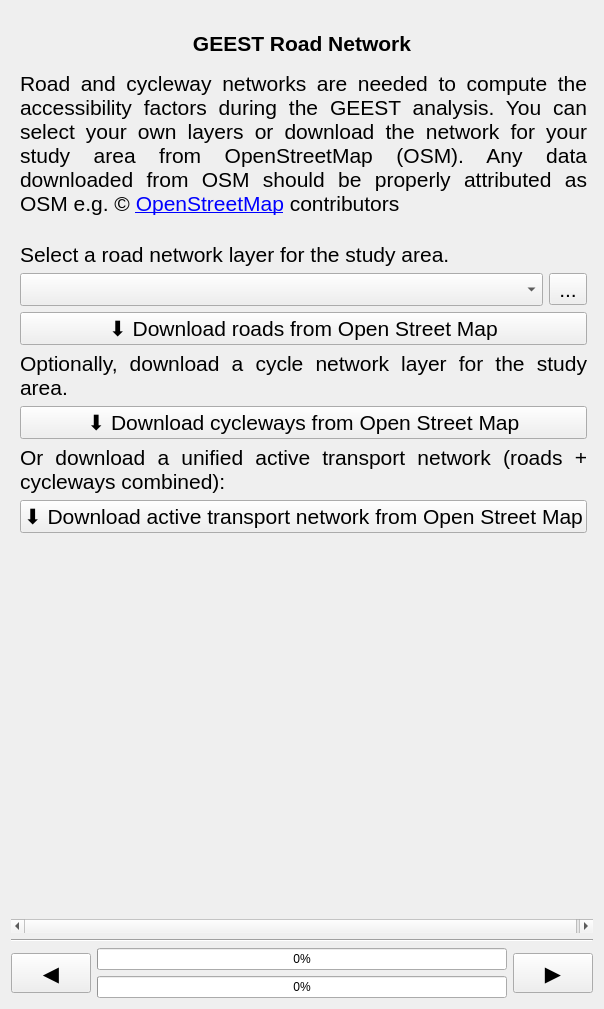
This is geest/ui/road_network_panel_base.ui in worldbank/GEEST as Qt 5 draws it before an edit. The edited form follows.
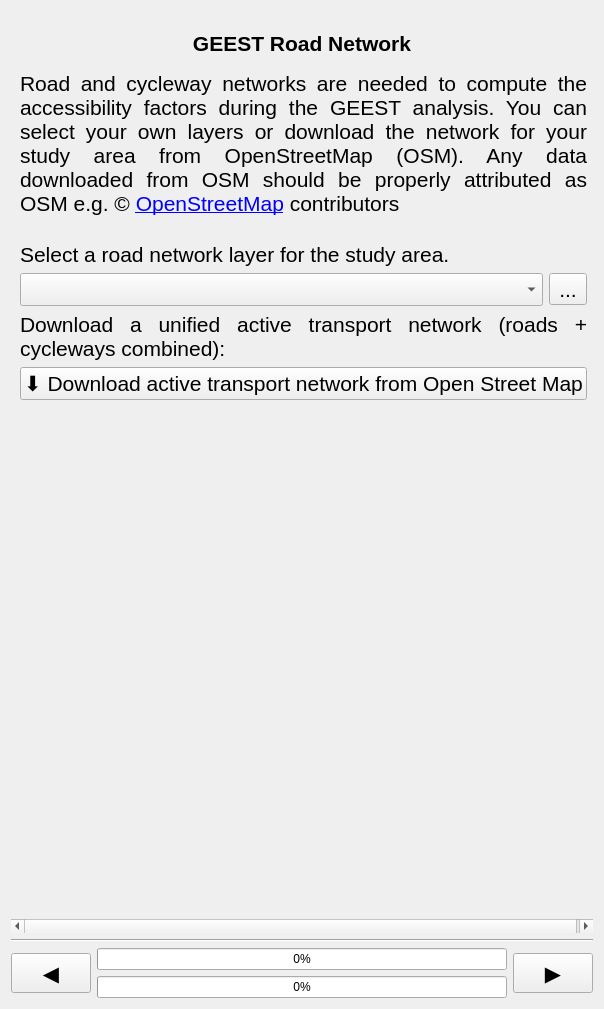
This is the edited form. Icons and pictures are not drawn. Custom widgets are drawn as their Qt base class.

Commit message: Refactor OSM transport workflow to unify active transport handling and remove deprecated road and cycleway options

```diff
--- a/geest/ui/road_network_panel_base.ui
+++ b/geest/ui/road_network_panel_base.ui
@@ -248,51 +248,6 @@
         </layout>
        </item>
        <item row="4" column="0" colspan="2">
-        <widget class="QPushButton" name="download_road_layer_button">
-         <property name="font">
-          <font>
-           <pointsize>16</pointsize>
-          </font>
-         </property>
-         <property name="text">
-          <string>⬇️ Download roads from Open Street Map</string>
-         </property>
-        </widget>
-       </item>
-       <item row="5" column="0" colspan="2">
-        <widget class="QLabel" name="description5">
-         <property name="font">
-          <font>
-           <pointsize>16</pointsize>
-          </font>
-         </property>
-         <property name="text">
-          <string>Optionally, download a cycle network layer for the study area.</string>
-         </property>
-         <property name="textFormat">
-          <enum>Qt::MarkdownText</enum>
-         </property>
-         <property name="alignment">
-          <set>Qt::AlignJustify|Qt::AlignTop</set>
-         </property>
-         <property name="wordWrap">
-          <bool>true</bool>
-         </property>
-        </widget>
-       </item>
-       <item row="6" column="0" colspan="2">
-        <widget class="QPushButton" name="download_cycle_layer_button">
-         <property name="font">
-          <font>
-           <pointsize>16</pointsize>
-          </font>
-         </property>
-         <property name="text">
-          <string>⬇️ Download cycleways from Open Street Map</string>
-         </property>
-        </widget>
-       </item>
-       <item row="7" column="0" colspan="2">
         <widget class="QLabel" name="description6">
          <property name="font">
           <font>
@@ -300,7 +255,7 @@
           </font>
          </property>
          <property name="text">
-          <string>Or download a unified active transport network (roads + cycleways combined):</string>
+          <string>Download a unified active transport network (roads + cycleways combined):</string>
          </property>
          <property name="textFormat">
           <enum>Qt::MarkdownText</enum>
@@ -313,7 +268,7 @@
          </property>
         </widget>
        </item>
-       <item row="8" column="0" colspan="2">
+       <item row="5" column="0" colspan="2">
         <widget class="QPushButton" name="download_active_transport_button">
          <property name="font">
           <font>
```
Left out of the diff: 2 changed lines with no effect on the pictures. The commit also changes 6 other files.
